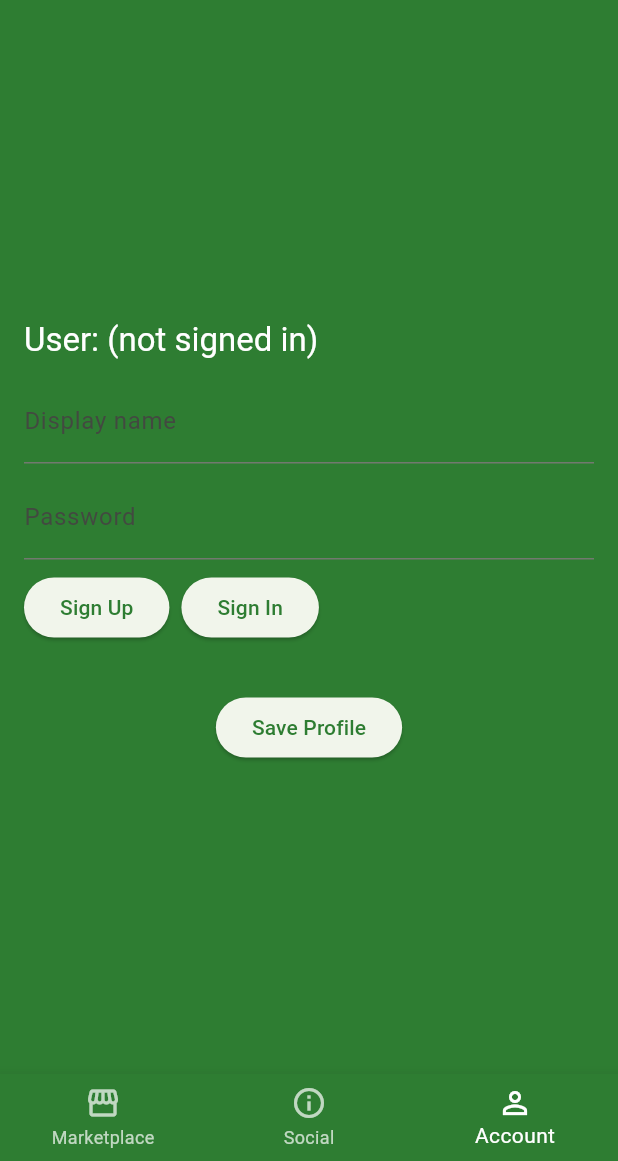
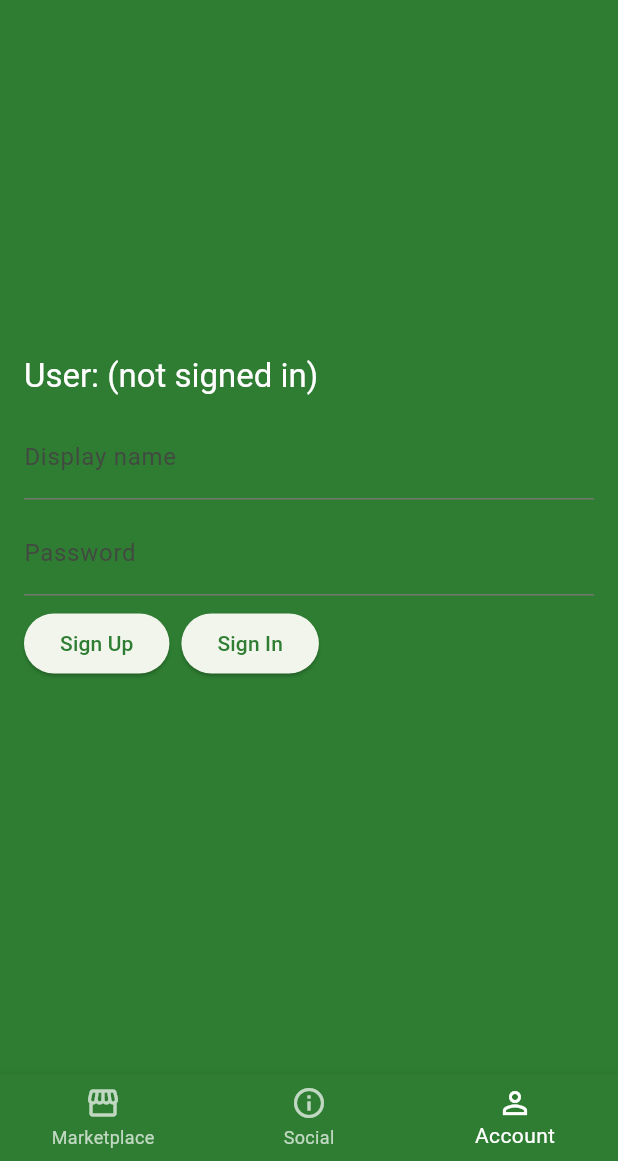
Before and after one commit to Cryptanaki/Scrap-It-Down, a Flutter app: the screen it shows after launch, item 3 of the bottom bar chosen, on a phone screen of 412 x 824 dp, the part 75-1236 px from its top. Run offline on Flutter 3.47's test engine with Material 3 defaults, Android fonts, the light colour scheme and no system bars; our stand-ins replace cloud_firestore, firebase_core, image_picker, permission_handler, shared_preferences; accounts and stored records are empty.

Commit message:
Account: show Save Profile only when signed in

```diff
--- a/lib/screens/account_screen.dart
+++ b/lib/screens/account_screen.dart
@@ -170,7 +170,11 @@ class _AccountScreenState extends State<AccountScreen> {
             },
           ),
           const SizedBox(height: 8),
-          ElevatedButton(
+          ValueListenableBuilder<bool>(
+            valueListenable: AuthService.instance.signedIn,
+            builder: (context, signedIn, _) {
+              if (!signedIn) return const SizedBox.shrink();
+              return ElevatedButton(
                 onPressed: () async {
                   await AuthService.instance.setDisplayName(_nameCtrl.text);
                   // only persist city when user is signed in
@@ -183,6 +187,8 @@ class _AccountScreenState extends State<AccountScreen> {
                   ScaffoldMessenger.of(context).showSnackBar(const SnackBar(content: Text('Profile saved')));
                 },
                 child: const Text('Save Profile'),
+              );
+            },
           ),
         ],
       ),
```
Lines whose indentation alone changed are shown as unchanged.
